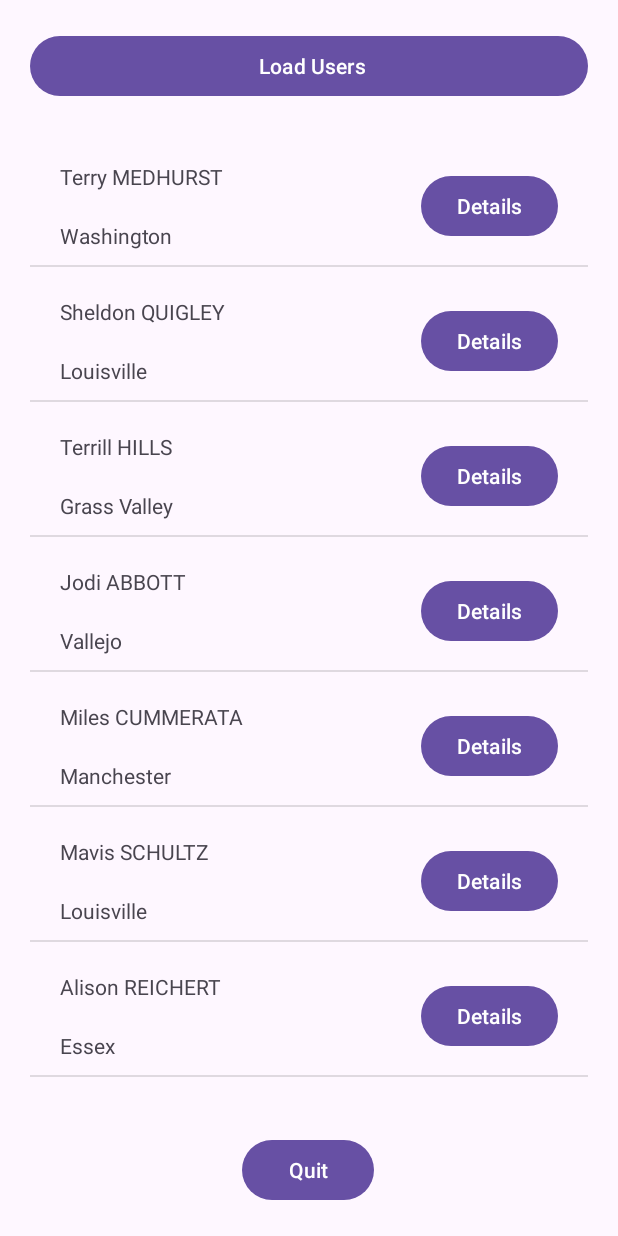
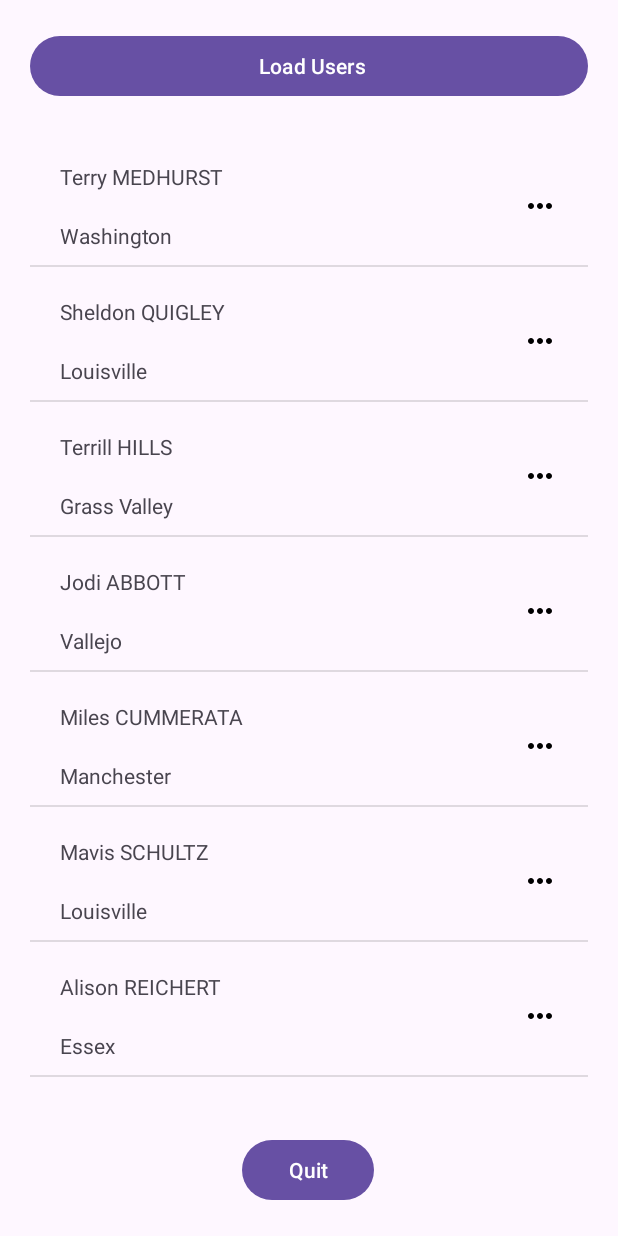
Before and after one commit to KhalidIdouahman/Mini_Project_01, an Android app: the screen it shows after launch (MainActivity), after a tap on "Load Users", on a phone screen of 412 x 824 dp. Run offline under Robolectric (Android 15) with nearby library versions, the phone set to English and light mode, and no system bars.

Commit message:
Display the users in a custom listView + adding details imageView to show some infos about users in other activity.

```diff
--- a/app/src/main/AndroidManifest.xml
+++ b/app/src/main/AndroidManifest.xml
@@ -13,6 +13,9 @@
         android:theme="@style/Theme.MiniProject_01"
         tools:targetApi="31">
         <activity
+            android:name=".DetailsUserActivity"
+            android:exported="false" />
+        <activity
             android:name=".MainActivity"
             android:exported="true">
             <intent-filter>
--- /dev/null
+++ b/app/src/main/res/drawable/ic_female.xml
@@ -0,0 +1,5 @@
+<vector android:height="24dp" android:tint="#FF3FD5"
+    android:viewportHeight="24" android:viewportWidth="24"
+    android:width="24dp" xmlns:android="http://schemas.android.com/apk/res/android">
+    <path android:fillColor="@android:color/white" android:pathData="M17.5,9.5C17.5,6.46 15.04,4 12,4S6.5,6.46 6.5,9.5c0,2.7 1.94,4.93 4.5,5.4V17H9v2h2v2h2v-2h2v-2h-2v-2.1C15.56,14.43 17.5,12.2 17.5,9.5zM8.5,9.5C8.5,7.57 10.07,6 12,6s3.5,1.57 3.5,3.5S13.93,13 12,13S8.5,11.43 8.5,9.5z"/>
+</vector>
--- /dev/null
+++ b/app/src/main/res/drawable/ic_male.xml
@@ -0,0 +1,5 @@
+<vector android:height="24dp" android:tint="#226DEE"
+    android:viewportHeight="24" android:viewportWidth="24"
+    android:width="24dp" xmlns:android="http://schemas.android.com/apk/res/android">
+    <path android:fillColor="@android:color/white" android:pathData="M9.5,11c1.93,0 3.5,1.57 3.5,3.5S11.43,18 9.5,18S6,16.43 6,14.5S7.57,11 9.5,11zM9.5,9C6.46,9 4,11.46 4,14.5S6.46,20 9.5,20s5.5,-2.46 5.5,-5.5c0,-1.16 -0.36,-2.23 -0.97,-3.12L18,7.42V10h2V4h-6v2h2.58l-3.97,3.97C11.73,9.36 10.66,9 9.5,9z"/>
+</vector>
--- /dev/null
+++ b/app/src/main/res/drawable/ic_more.xml
@@ -0,0 +1,5 @@
+<vector android:height="24dp" android:tint="#000000"
+    android:viewportHeight="24" android:viewportWidth="24"
+    android:width="24dp" xmlns:android="http://schemas.android.com/apk/res/android">
+    <path android:fillColor="@android:color/white" android:pathData="M6,10c-1.1,0 -2,0.9 -2,2s0.9,2 2,2 2,-0.9 2,-2 -0.9,-2 -2,-2zM18,10c-1.1,0 -2,0.9 -2,2s0.9,2 2,2 2,-0.9 2,-2 -0.9,-2 -2,-2zM12,10c-1.1,0 -2,0.9 -2,2s0.9,2 2,2 2,-0.9 2,-2 -0.9,-2 -2,-2z"/>
+</vector>
--- a/app/src/main/res/layout/item_user.xml
+++ b/app/src/main/res/layout/item_user.xml
@@ -27,13 +27,15 @@
         app:layout_constraintStart_toStartOf="parent"
         app:layout_constraintTop_toBottomOf="@+id/user_full_name_tv" />
 
-    <Button
-        android:id="@+id/user_details_btn"
+    <ImageView
+        android:id="@+id/user_details_img_btn"
         android:layout_width="wrap_content"
         android:layout_height="wrap_content"
-        android:layout_marginEnd="20dp"
-        android:text="Details"
+        android:layout_marginEnd="10dp"
+        android:padding="10dp"
         app:layout_constraintBottom_toBottomOf="@+id/user_city_tv"
         app:layout_constraintEnd_toEndOf="parent"
-        app:layout_constraintTop_toTopOf="@+id/user_full_name_tv" />
+        app:layout_constraintTop_toTopOf="@+id/user_full_name_tv"
+        app:srcCompat="@drawable/ic_more" />
+
 </androidx.constraintlayout.widget.ConstraintLayout>
```
Also changed, not shown: app/src/main/java/com/example/miniproject_01/DetailsUserActivity.java (added, +34 -0 lines), app/src/main/java/com/example/miniproject_01/UserAdapter.java (+10 -5 lines), app/src/main/res/layout/activity_details_user.xml (added, +64 -0 lines).
